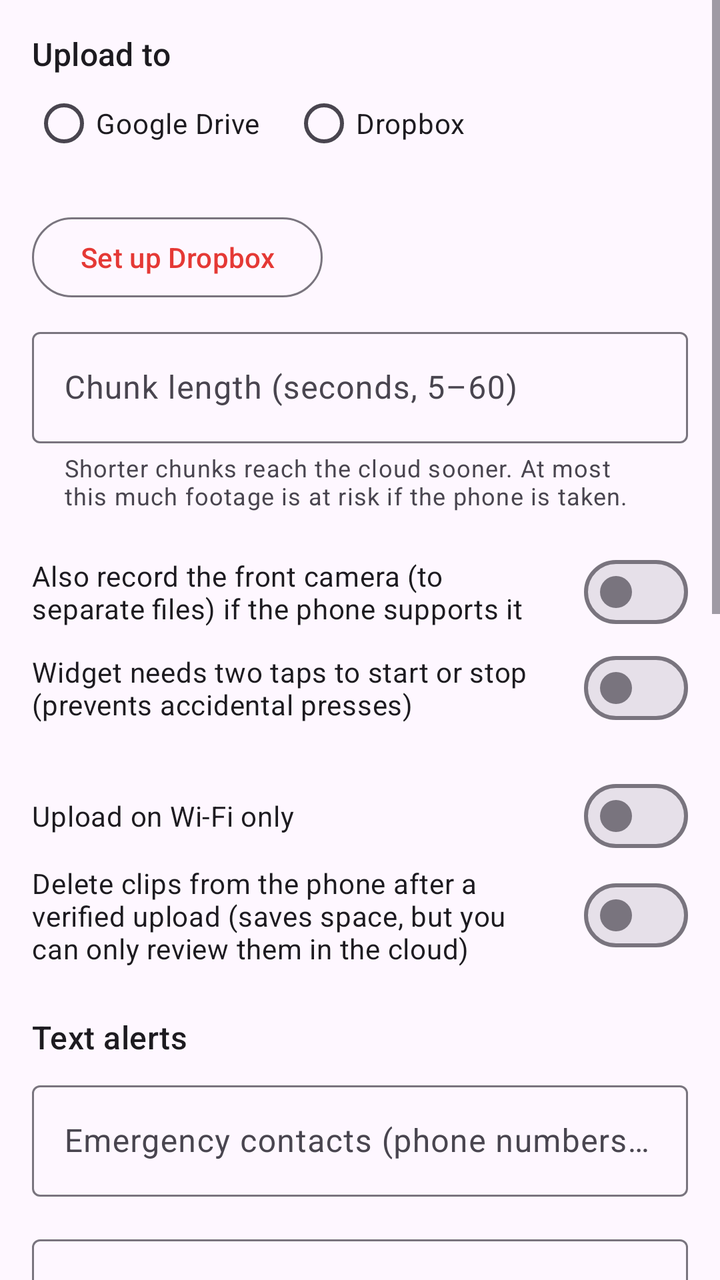
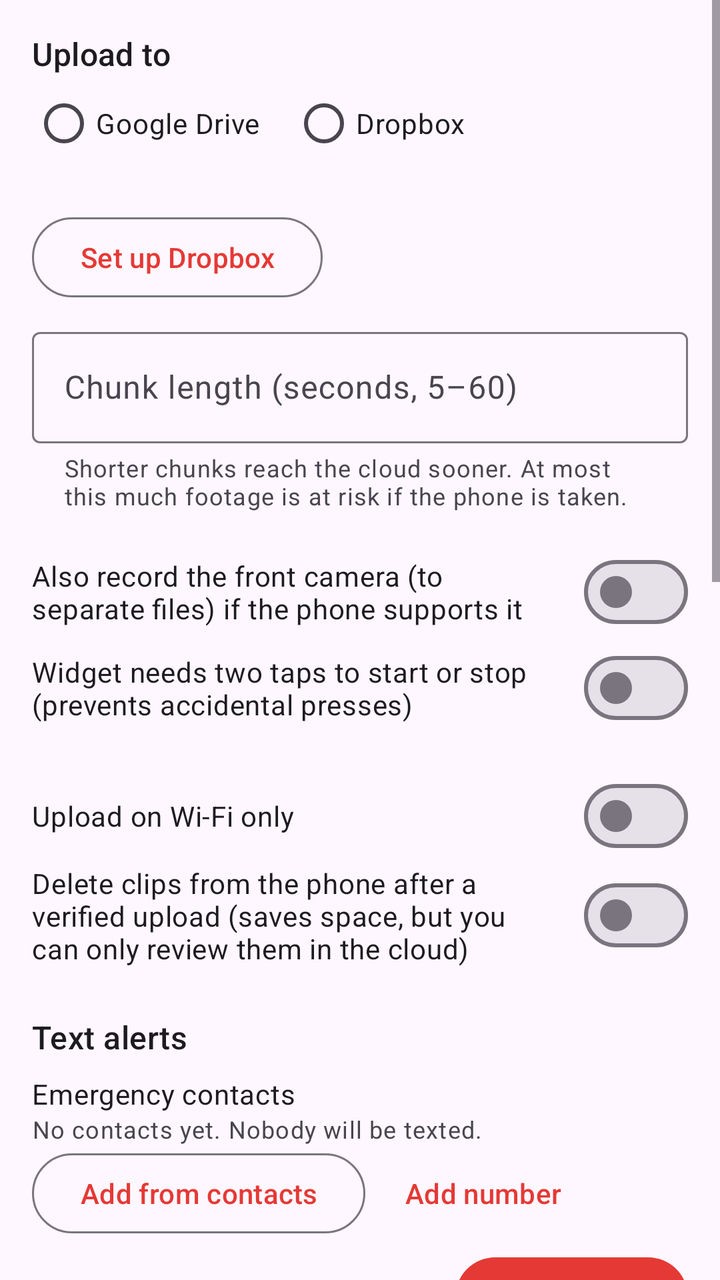

Compare the two renders of this Android layout. The source of the first and the diff that turns it into the second are given below.
<!-- AndroidManifest.xml: application theme Theme.WitnessCam -->
<!-- res/layout/activity_settings.xml -->
<ScrollView xmlns:android="http://schemas.android.com/apk/res/android"
    xmlns:app="http://schemas.android.com/apk/res-auto"
    android:layout_width="match_parent"
    android:layout_height="match_parent"
    android:fitsSystemWindows="true">

    <LinearLayout
        android:layout_width="match_parent"
        android:layout_height="wrap_content"
        android:orientation="vertical"
        android:padding="16dp">

        <TextView
            android:layout_width="match_parent"
            android:layout_height="wrap_content"
            android:text="@string/cloud_section"
            android:textAppearance="?attr/textAppearanceTitleMedium" />

        <RadioGroup
            android:id="@+id/provider_group"
            android:layout_width="match_parent"
            android:layout_height="wrap_content"
            android:orientation="horizontal">
            <RadioButton
                android:id="@+id/provider_google"
                android:layout_width="wrap_content"
                android:layout_height="wrap_content"
                android:layout_marginEnd="16dp"
                android:text="@string/provider_google" />
            <RadioButton
                android:id="@+id/provider_dropbox"
                android:layout_width="wrap_content"
                android:layout_height="wrap_content"
                android:text="@string/provider_dropbox" />
        </RadioGroup>

        <TextView
            android:id="@+id/drive_status"
            android:layout_width="match_parent"
            android:layout_height="wrap_content"
            android:textAppearance="?attr/textAppearanceBodyMedium" />

        <com.google.android.material.button.MaterialButton
            android:id="@+id/dropbox_setup"
            style="?attr/materialButtonOutlinedStyle"
            android:layout_width="wrap_content"
            android:layout_height="wrap_content"
            android:layout_marginBottom="8dp"
            android:text="@string/dropbox_setup" />

        <com.google.android.material.textfield.TextInputLayout
            android:layout_width="match_parent"
            android:layout_height="wrap_content"
            android:hint="@string/segment_seconds"
            app:helperText="@string/segment_help">
            <com.google.android.material.textfield.TextInputEditText
                android:id="@+id/segment_seconds"
                android:layout_width="match_parent"
                android:layout_height="wrap_content"
                android:inputType="number" />
        </com.google.android.material.textfield.TextInputLayout>

        <com.google.android.material.materialswitch.MaterialSwitch
            android:id="@+id/dual_camera"
            android:layout_width="match_parent"
            android:layout_height="wrap_content"
            android:layout_marginTop="16dp"
            android:text="@string/dual_camera" />

        <com.google.android.material.materialswitch.MaterialSwitch
            android:id="@+id/widget_double_tap"
            android:layout_width="match_parent"
            android:layout_height="wrap_content"
            android:text="@string/widget_double_tap" />

        <com.google.android.material.materialswitch.MaterialSwitch
            android:id="@+id/wifi_only"
            android:layout_width="match_parent"
            android:layout_height="wrap_content"
            android:layout_marginTop="16dp"
            android:text="@string/wifi_only" />

        <com.google.android.material.materialswitch.MaterialSwitch
            android:id="@+id/delete_after_upload"
            android:layout_width="match_parent"
            android:layout_height="wrap_content"
            android:text="@string/delete_after_upload" />

        <TextView
            android:layout_width="match_parent"
            android:layout_height="wrap_content"
            android:layout_marginTop="24dp"
            android:text="@string/sms_section"
            android:textAppearance="?attr/textAppearanceTitleMedium" />

        <com.google.android.material.textfield.TextInputLayout
            android:layout_width="match_parent"
            android:layout_height="wrap_content"
            android:layout_marginTop="8dp"
            android:hint="@string/emergency_contacts">
            <com.google.android.material.textfield.TextInputEditText
                android:id="@+id/contacts"
                android:layout_width="match_parent"
                android:layout_height="wrap_content"
                android:inputType="phone" />
        </com.google.android.material.textfield.TextInputLayout>

        <com.google.android.material.textfield.TextInputLayout
            android:layout_width="match_parent"
            android:layout_height="wrap_content"
            android:layout_marginTop="16dp"
            android:hint="@string/alert_message">
            <com.google.android.material.textfield.TextInputEditText
                android:id="@+id/alert_message"
                android:layout_width="match_parent"
                android:layout_height="wrap_content"
                android:inputType="textMultiLine|textCapSentences"
                android:minLines="2" />
        </com.google.android.material.textfield.TextInputLayout>

        <com.google.android.material.materialswitch.MaterialSwitch
            android:id="@+id/sms_on_stop"
            android:layout_width="match_parent"
            android:layout_height="wrap_content"
            android:layout_marginTop="8dp"
            android:text="@string/sms_on_stop" />

        <com.google.android.material.textfield.TextInputLayout
            android:layout_width="match_parent"
            android:layout_height="wrap_content"
            android:layout_marginTop="8dp"
            android:hint="@string/location_update_minutes">
            <com.google.android.material.textfield.TextInputEditText
                android:id="@+id/location_minutes"
                android:layout_width="match_parent"
                android:layout_height="wrap_content"
                android:inputType="number" />
        </com.google.android.material.textfield.TextInputLayout>

        <com.google.android.material.materialswitch.MaterialSwitch
            android:id="@+id/share_link"
            android:layout_width="match_parent"
            android:layout_height="wrap_content"
            android:layout_marginTop="8dp"
            android:text="@string/share_footage_link" />

        <TextView
            android:layout_width="match_parent"
            android:layout_height="wrap_content"
            android:text="@string/share_footage_help"
            android:textAppearance="?attr/textAppearanceBodySmall" />

        <com.google.android.material.button.MaterialButton
            android:id="@+id/send_test"
            style="?attr/materialButtonOutlinedStyle"
            android:layout_width="wrap_content"
            android:layout_height="wrap_content"
            android:layout_marginTop="8dp"
            android:text="@string/send_test" />

        <TextView
            android:layout_width="match_parent"
            android:layout_height="wrap_content"
            android:layout_marginTop="24dp"
            android:text="@string/pin_section"
            android:textAppearance="?attr/textAppearanceTitleMedium" />

        <TextView
            android:id="@+id/pin_status"
            android:layout_width="match_parent"
            android:layout_height="wrap_content"
            android:layout_marginTop="4dp"
            android:textAppearance="?attr/textAppearanceBodyMedium" />

        <com.google.android.material.textfield.TextInputLayout
            android:layout_width="match_parent"
            android:layout_height="wrap_content"
            android:layout_marginTop="8dp"
            android:hint="@string/pin_new">
            <com.google.android.material.textfield.TextInputEditText
                android:id="@+id/new_pin"
                android:layout_width="match_parent"
                android:layout_height="wrap_content"
                android:inputType="numberPassword"
                android:maxLength="12" />
        </com.google.android.material.textfield.TextInputLayout>

        <com.google.android.material.button.MaterialButton
            android:id="@+id/remove_pin"
            style="?attr/borderlessButtonStyle"
            android:layout_width="wrap_content"
            android:layout_height="wrap_content"
            android:text="@string/pin_remove" />

        <TextView
            android:id="@+id/storage_path"
            android:layout_width="match_parent"
            android:layout_height="wrap_content"
            android:layout_marginTop="16dp"
            android:textAppearance="?attr/textAppearanceBodySmall" />

        <com.google.android.material.button.MaterialButton
            android:id="@+id/share_diagnostics"
            style="?attr/materialButtonOutlinedStyle"
            android:layout_width="wrap_content"
            android:layout_height="wrap_content"
            android:layout_marginTop="16dp"
            android:text="@string/share_diagnostics" />

        <com.google.android.material.button.MaterialButton
            android:id="@+id/save"
            android:layout_width="match_parent"
            android:layout_height="wrap_content"
            android:layout_marginTop="24dp"
            android:text="@string/save" />
    </LinearLayout>
</ScrollView>
<!-- resources referenced by this layout -->
<resources>
  <string name="alert_message">Text message sent when recording starts</string>
  <string name="cloud_section">Upload to</string>
  <string name="delete_after_upload">Delete clips from the phone after a verified upload (saves space, but you can only review them in the cloud)</string>
  <string name="dropbox_setup">Set up Dropbox</string>
  <string name="dual_camera">Also record the front camera (to separate files) if the phone supports it</string>
  <string name="emergency_contacts">Emergency contacts (phone numbers, comma-separated)</string>
  <string name="location_update_minutes">Text location updates every N minutes while recording (0 = off)</string>
  <string name="pin_new">New PIN to stop recording / open settings (leave blank to keep current)</string>
  <string name="pin_remove">Remove PIN</string>
  <string name="pin_section">Stop protection</string>
  <string name="provider_dropbox">Dropbox</string>
  <string name="provider_google">Google Drive</string>
  <string name="save">Save</string>
  <string name="segment_help">Shorter chunks reach the cloud sooner. At most this much footage is at risk if the phone is taken.</string>
  <string name="segment_seconds">Chunk length (seconds, 5–60)</string>
  <string name="send_test">Send test text</string>
  <string name="share_diagnostics">Share diagnostics</string>
  <string name="share_footage_help">Anyone who gets the link can view that recording\'s folder in your Drive.</string>
  <string name="share_footage_link">Text contacts a link to watch the footage</string>
  <string name="sms_on_stop">Text contacts when recording stops</string>
  <string name="sms_section">Text alerts</string>
  <string name="widget_double_tap">Widget needs two taps to start or stop (prevents accidental presses)</string>
  <string name="wifi_only">Upload on Wi-Fi only</string>
  <style name="Theme.WitnessCam" parent="Theme.Material3.DayNight">
          <item name="colorPrimary">@color/rec_red</item>
          <item name="colorSecondary">@color/rec_red</item>
      </style>
  <color name="rec_red">#E53935</color>
</resources>

<!-- the commit's change to res/layout/activity_settings.xml (unified diff, before → after) -->
@@ -93,17 +93,62 @@
             android:text="@string/sms_section"
             android:textAppearance="?attr/textAppearanceTitleMedium" />
 
-        <com.google.android.material.textfield.TextInputLayout
-            android:layout_width="match_parent"
-            android:layout_height="wrap_content"
-            android:layout_marginTop="8dp"
-            android:hint="@string/emergency_contacts">
-            <com.google.android.material.textfield.TextInputEditText
-                android:id="@+id/contacts"
-                android:layout_width="match_parent"
-                android:layout_height="wrap_content"
-                android:inputType="phone" />
-        </com.google.android.material.textfield.TextInputLayout>
+        <TextView
+            android:layout_width="match_parent"
+            android:layout_height="wrap_content"
+            android:layout_marginTop="8dp"
+            android:text="@string/emergency_contacts"
+            android:textAppearance="?attr/textAppearanceBodyMedium" />
+
+        <TextView
+            android:id="@+id/no_contacts"
+            android:layout_width="match_parent"
+            android:layout_height="wrap_content"
+            android:text="@string/no_contacts"
+            android:textAppearance="?attr/textAppearanceBodySmall" />
+
+        <com.google.android.material.chip.ChipGroup
+            android:id="@+id/contacts_group"
+            android:layout_width="match_parent"
+            android:layout_height="wrap_content" />
+
+        <LinearLayout
+            android:layout_width="match_parent"
+            android:layout_height="wrap_content"
+            android:orientation="horizontal">
+            <com.google.android.material.button.MaterialButton
+                android:id="@+id/add_from_contacts"
+                style="?attr/materialButtonOutlinedStyle"
+                android:layout_width="wrap_content"
+                android:layout_height="wrap_content"
+                android:layout_marginEnd="8dp"
+                android:text="@string/add_from_contacts" />
+            <com.google.android.material.button.MaterialButton
+                android:id="@+id/add_number"
+                style="?attr/borderlessButtonStyle"
+                android:layout_width="wrap_content"
+                android:layout_height="wrap_content"
+                android:text="@string/add_number" />
+        </LinearLayout>
+
+        <LinearLayout
+            android:layout_width="match_parent"
+            android:layout_height="wrap_content"
+            android:layout_marginTop="4dp"
+            android:gravity="center_vertical"
+            android:orientation="horizontal">
+            <TextView
+                android:id="@+id/sms_status"
+                android:layout_width="0dp"
+                android:layout_height="wrap_content"
+                android:layout_weight="1"
+                android:textAppearance="?attr/textAppearanceBodyMedium" />
+            <com.google.android.material.button.MaterialButton
+                android:id="@+id/sms_allow"
+                android:layout_width="wrap_content"
+                android:layout_height="wrap_content"
+                android:text="@string/sms_allow" />
+        </LinearLayout>
 
         <com.google.android.material.textfield.TextInputLayout
             android:layout_width="match_parent"
<!-- resource entries referenced after the edit -->
@@ -1,12 +1,15 @@
 <!-- resources referenced by this layout -->
 <resources>
+  <string name="add_from_contacts">Add from contacts</string>
+  <string name="add_number">Add number</string>
   <string name="alert_message">Text message sent when recording starts</string>
   <string name="cloud_section">Upload to</string>
   <string name="delete_after_upload">Delete clips from the phone after a verified upload (saves space, but you can only review them in the cloud)</string>
   <string name="dropbox_setup">Set up Dropbox</string>
   <string name="dual_camera">Also record the front camera (to separate files) if the phone supports it</string>
-  <string name="emergency_contacts">Emergency contacts (phone numbers, comma-separated)</string>
+  <string name="emergency_contacts">Emergency contacts</string>
   <string name="location_update_minutes">Text location updates every N minutes while recording (0 = off)</string>
+  <string name="no_contacts">No contacts yet. Nobody will be texted.</string>
   <string name="pin_new">New PIN to stop recording / open settings (leave blank to keep current)</string>
   <string name="pin_remove">Remove PIN</string>
   <string name="pin_section">Stop protection</string>
@@ -19,6 +22,7 @@
   <string name="share_diagnostics">Share diagnostics</string>
   <string name="share_footage_help">Anyone who gets the link can view that recording\'s folder in your Drive.</string>
   <string name="share_footage_link">Text contacts a link to watch the footage</string>
+  <string name="sms_allow">Allow SMS</string>
   <string name="sms_on_stop">Text contacts when recording stops</string>
   <string name="sms_section">Text alerts</string>
   <string name="widget_double_tap">Widget needs two taps to start or stop (prevents accidental presses)</string>
